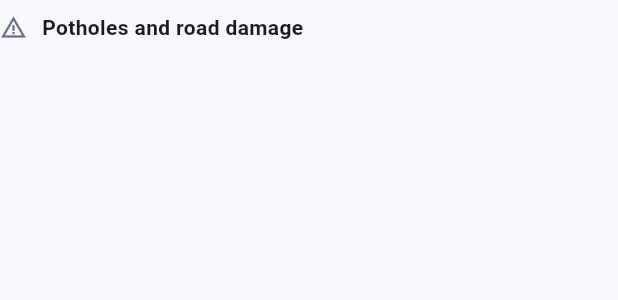
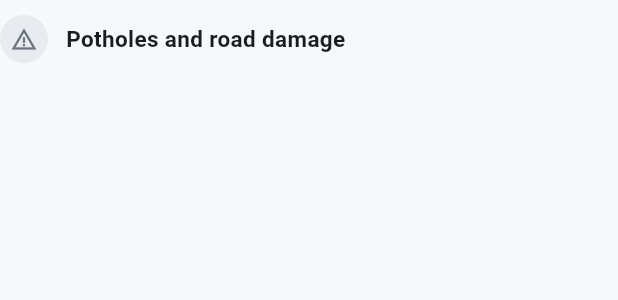
Before and after one commit to itzmuel/FixMyCity, a Flutter app: the HelpRow widget shown alone on an empty page, opened directly, on a phone screen of 412 x 824 dp. Shown: the top 300 px of the screen. Run offline on Flutter 3.47's test engine with Material 3 defaults, Android fonts, the phone set to English and light mode, and no system bars; our stand-ins replace geolocator, go_router, image_picker, lucide_icons, shared_preferences; accounts and stored records are empty.

Commit message:
Use decimal alpha values for withValues()

```diff
--- a/lib/screens/home_screen.dart
+++ b/lib/screens/home_screen.dart
@@ -102,7 +102,7 @@ class _HomeScreenState extends State<HomeScreen> with RouteAware {
                           width: 72,
                           height: 72,
                           decoration: BoxDecoration(
-                            color: AppColors.primary.withValues(alpha: 26), // 10%
+                            color: AppColors.primary.withValues(alpha: 0.10), // 10%
                             shape: BoxShape.circle,
                           ),
                           child: const Icon(
@@ -249,7 +249,7 @@ class _StatusChip extends StatelessWidget {
       decoration: BoxDecoration(
         color: bg,
         borderRadius: BorderRadius.circular(999),
-        border: Border.all(color: bg.withValues(alpha: 153)), // 60%
+        border: Border.all(color: bg.withValues(alpha: 0.6)), // 60%
       ),
       child: Text(
         label,
--- a/lib/widgets/help_row.dart
+++ b/lib/widgets/help_row.dart
@@ -14,15 +14,31 @@ class HelpRow extends StatelessWidget {
   @override
   Widget build(BuildContext context) {
     return Padding(
-      padding: const EdgeInsets.symmetric(vertical: 8),
+      padding: const EdgeInsets.symmetric(vertical: 10),
       child: Row(
+        crossAxisAlignment: CrossAxisAlignment.center,
         children: [
-          Icon(icon, size: 18, color: AppColors.muted),
-          const SizedBox(width: 10),
+          Container(
+            width: 32,
+            height: 32,
+            decoration: BoxDecoration(
+              color: AppColors.muted.withValues(alpha: 0.10), // ~10% tint
+              shape: BoxShape.circle,
+            ),
+            child: Icon(
+              icon,
+              size: 18,
+              color: AppColors.muted,
+            ),
+          ),
+          const SizedBox(width: 12),
           Expanded(
             child: Text(
               text,
-              style: const TextStyle(fontWeight: FontWeight.w600),
+              style: const TextStyle(
+                fontSize: 15,
+                fontWeight: FontWeight.w600,
+              ),
             ),
           ),
         ],
```
Also changed, not shown: lib/screens/help_screen.dart (+37 -13 lines), lib/screens/my_reports_screen.dart (+116 -27 lines), lib/services/issue_service.dart (+14 -0 lines), lib/widgets/section_title.dart (+19 -3 lines).
